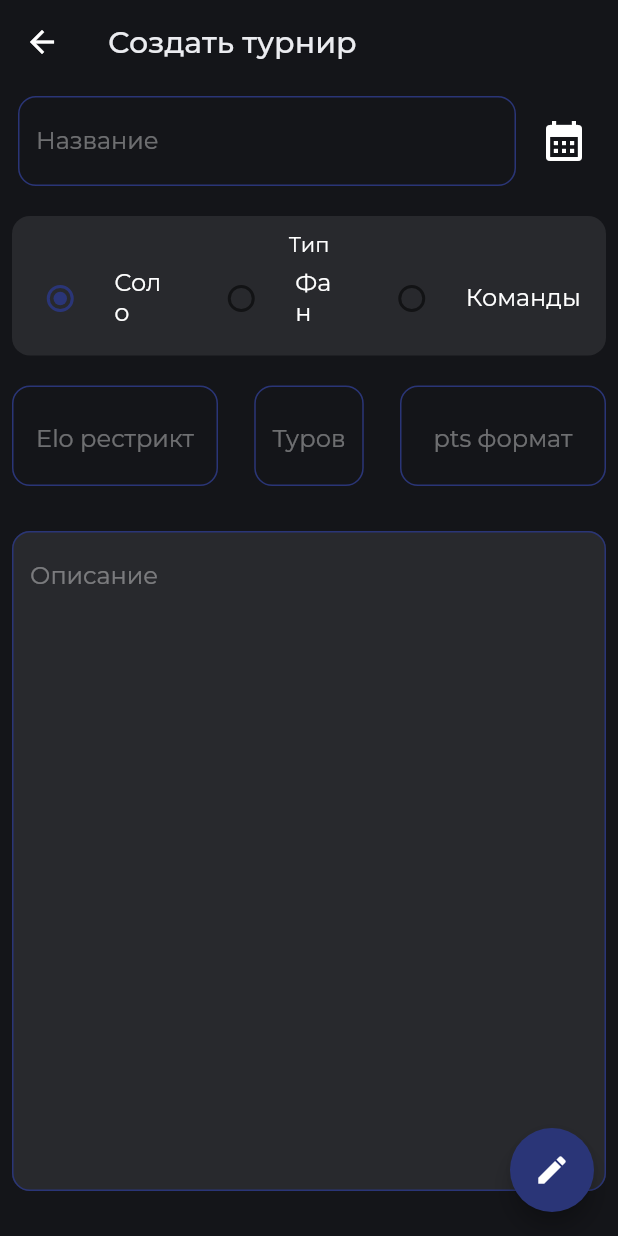
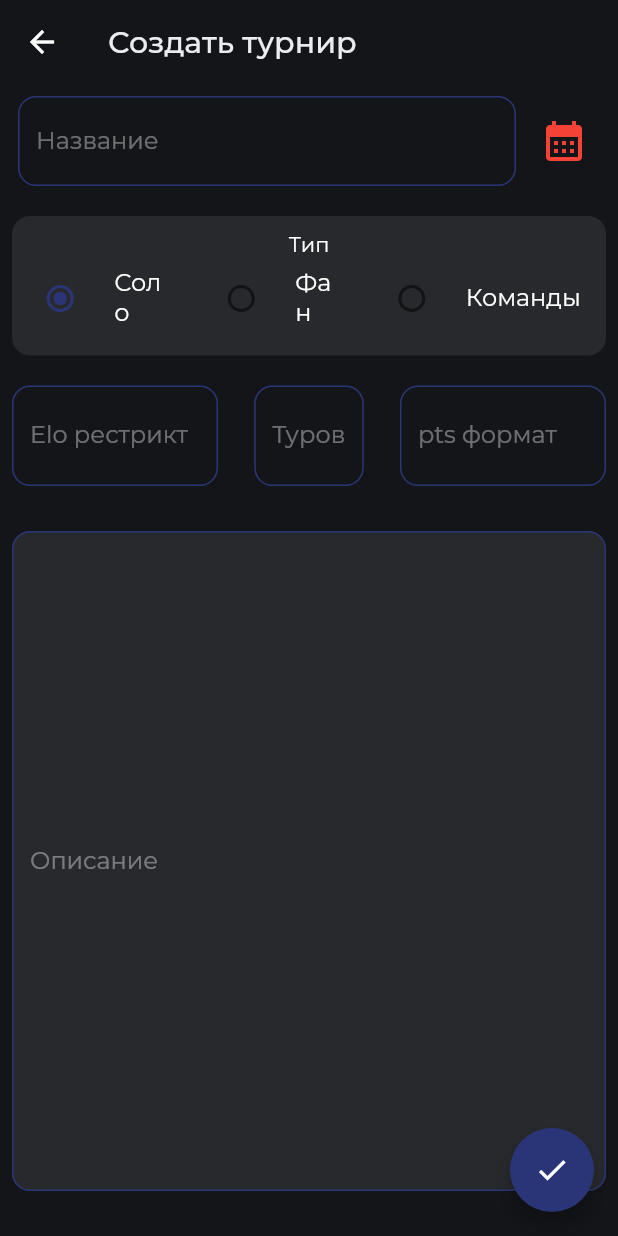
Before and after one commit to alreadybe/mta, a Flutter app: the screen it shows after launch, after a tap on "Create event", on a phone screen of 412 x 824 dp. Run offline on Flutter 3.47's test engine with Material 2 defaults, Android fonts, the phone set to English and light mode, and no system bars; our stand-ins replace cloud_firestore, firebase_core, flutter_bloc, flutter_easyloading, freezed_annotation, get_it and 4 more; missing offline and left inert: logger_flutter_v2; accounts and stored records are empty; generated files the repository leaves out were written again.

Commit message:
feat: get events logic

```diff
--- a/lib/app.dart
+++ b/lib/app.dart
@@ -1,5 +1,6 @@
 import 'package:flutter/material.dart';
 import 'package:flutter_bloc/flutter_bloc.dart';
+import 'package:flutter_easyloading/flutter_easyloading.dart';
 import 'package:mta_app/const/l10n/s.dart';
 import 'package:mta_app/core/global_navigator.dart';
 import 'package:mta_app/core/locator/locator.dart';
@@ -7,7 +8,8 @@ import 'package:mta_app/features/auth/view/login.dart';
 import 'package:mta_app/features/create_event/bloc/create_event_bloc.dart';
 import 'package:mta_app/features/create_event/view/create_event.dart';
 import 'package:mta_app/features/edit_event/view/edit_event.dart';
-import 'package:mta_app/features/main/main_page.dart';
+import 'package:mta_app/features/main/bloc/main_bloc.dart';
+import 'package:mta_app/features/main/view/main_page.dart';
 import 'package:mta_app/features/notfound/notfound_page.dart';
 import 'package:mta_app/features/splash/view/splash.dart';
 
@@ -32,8 +34,10 @@ class _AppState extends State<App> {
     return MultiBlocProvider(
         providers: [
           BlocProvider<CreateEventBloc>(create: (context) => locator.get()),
+          BlocProvider<MainBloc>(create: (context) => locator.get())
         ],
         child: MaterialApp(
+          builder: EasyLoading.init(),
           navigatorKey: _navigatorKey,
           debugShowCheckedModeBanner: false,
           initialRoute: MainPage.routeName,
@@ -44,7 +48,8 @@ class _AppState extends State<App> {
             CreateEvent.routeName: (context) => const CreateEvent(),
             EditEvent.routeName: (context) => const EditEvent()
           },
-          onUnknownRoute: (rs) => MaterialPageRoute(builder: (context) => const NotFoundPage()),
+          onUnknownRoute: (rs) =>
+              MaterialPageRoute(builder: (context) => const NotFoundPage()),
           localizationsDelegates: S.localizationsDelegates,
           supportedLocales: const [Locale('en')],
         ));
--- a/lib/core/theme/styles.dart
+++ b/lib/core/theme/styles.dart
@@ -4,7 +4,8 @@ import 'package:mta_app/core/theme/colors.dart';
 
 class AppStyles {
   static BoxDecoration backgroundBox = BoxDecoration(
-      color: AppColors.lightDark, borderRadius: const BorderRadius.all(Radius.circular(12)));
+      color: AppColors.lightDark,
+      borderRadius: const BorderRadius.all(Radius.circular(12)));
   static TextStyle textStyle = GoogleFonts.montserrat(color: AppColors.white);
   static InputDecoration inputFieldStyle = InputDecoration(
       focusedBorder: OutlineInputBorder(
@@ -13,5 +14,7 @@ class AppStyles {
       enabledBorder: OutlineInputBorder(
           borderSide: BorderSide(color: AppColors.accentViolet),
           borderRadius: const BorderRadius.all(Radius.circular(12))),
-      hintStyle: GoogleFonts.montserrat(color: Colors.white38, fontSize: 16));
+      labelStyle: GoogleFonts.montserrat(color: Colors.white38, fontSize: 16),
+      errorStyle:
+          GoogleFonts.montserrat(color: Colors.redAccent, fontSize: 12));
 }
--- a/lib/features/create_event/bloc/create_event_event.dart
+++ b/lib/features/create_event/bloc/create_event_event.dart
@@ -1,15 +1,11 @@
-import 'package:freezed_annotation/freezed_annotation.dart';
-import 'package:mta_app/models/event.dart';
-
-part 'create_event_event.freezed.dart';
+part of 'create_event_bloc.dart';
 
 @freezed
 class CreateEventEvent with _$CreateEventEvent {
-  const factory CreateEventEvent.createEvent({
+  factory CreateEventEvent.createEvent({
     required Event event,
   }) = _CreateEvent;
-
-  const factory CreateEventEvent.error({
+  factory CreateEventEvent.error({
     required String message,
   }) = _CreateEventError;
 }
--- a/lib/features/create_event/bloc/create_event_state.dart
+++ b/lib/features/create_event/bloc/create_event_state.dart
@@ -1,18 +1,9 @@
-import 'package:freezed_annotation/freezed_annotation.dart';
-
-part 'create_event_state.freezed.dart';
+part of 'create_event_bloc.dart';
 
 @freezed
 class CreateEventState with _$CreateEventState {
-  bool get isLoading => maybeMap(loading: (_) => true, orElse: () => false);
-
-  const CreateEventState._();
-
-  const factory CreateEventState.initial() = _CreateEventStateInitial;
-
-  const factory CreateEventState.created() = _CreateEventStateCreated;
-
-  const factory CreateEventState.loading() = _CreateEventStateLoading;
-
-  const factory CreateEventState.error(String? message) = _CreateEventStateError;
+  factory CreateEventState.initial() = _CreateEventStateInitial;
+  factory CreateEventState.created() = _CreateEventStateCreated;
+  factory CreateEventState.loading() = _CreateEventStateLoading;
+  factory CreateEventState.error(String? message) = _CreateEventStateError;
 }
--- a/lib/features/create_event/view/create_event.dart
+++ b/lib/features/create_event/view/create_event.dart
@@ -1,11 +1,10 @@
 import 'package:flutter/material.dart';
 import 'package:flutter_bloc/flutter_bloc.dart';
+import 'package:flutter_easyloading/flutter_easyloading.dart';
 import 'package:google_fonts/google_fonts.dart';
 import 'package:mta_app/core/theme/colors.dart';
 import 'package:mta_app/core/theme/styles.dart';
 import 'package:mta_app/features/create_event/bloc/create_event_bloc.dart';
-import 'package:mta_app/features/create_event/bloc/create_event_event.dart';
-import 'package:mta_app/features/create_event/bloc/create_event_state.dart';
 import 'package:mta_app/models/event.dart';
 import 'package:mta_app/models/event_type.dart';
 
@@ -26,10 +25,15 @@ class _CreateEventState extends State<CreateEvent> {
   late TextEditingController _descriptionController;
 
   late EventType _eventType;
-  late DateTime _eventDate;
+  DateTime? _eventDate;
+
+  late final CreateEventBloc _createEventBloc;
+
+  final _formKey = GlobalKey<FormState>();
 
   @override
   void initState() {
+    super.initState();
     _eventNameController = TextEditingController();
     _tourCountController = TextEditingController();
     _eloController = TextEditingController();
@@ -37,8 +41,8 @@ class _CreateEventState extends State<CreateEvent> {
     _descriptionController = TextEditingController();
 
     _eventType = EventType.SOLO;
-    _eventDate = DateTime.now();
-    super.initState();
+
+    _createEventBloc = context.read();
   }
 
   @override
@@ -55,21 +59,23 @@ class _CreateEventState extends State<CreateEvent> {
   Widget build(BuildContext context) {
     return BlocConsumer<CreateEventBloc, CreateEventState>(
         listener: (context, state) {
-      print('getted state');
       state.mapOrNull(
+          created: (value) {
+            Navigator.pop(context);
+            EasyLoading.showSuccess('Event created');
+          },
           error: (value) =>
-            showAboutDialog(context: context, children: [Text(value.message!)]),
-      );
+              EasyLoading.showError(value.message ?? 'Unknow error'));
     }, builder: (context, state) {
       return DecoratedBox(
         decoration: BoxDecoration(color: AppColors.dark),
-        child: state == const CreateEventState.loading()
+        child: state == CreateEventState.loading()
             ? const CircularProgressIndicator()
             : Scaffold(
                 floatingActionButton: FloatingActionButton(
                   onPressed: _saveEvent,
                   backgroundColor: AppColors.accentViolet,
-                  child: const Icon(Icons.create),
+                  child: const Icon(Icons.check),
                 ),
                 backgroundColor: Colors.transparent,
                 appBar: AppBar(
@@ -88,6 +94,8 @@ class _CreateEventState extends State<CreateEvent> {
                     child: SingleChildScrollView(
                   child: Padding(
                     padding: const EdgeInsets.all(8.0),
+                    child: Form(
+                      key: _formKey,
                       child: Column(
                         crossAxisAlignment: CrossAxisAlignment.start,
                         children: [
@@ -96,25 +104,43 @@ class _CreateEventState extends State<CreateEvent> {
                             children: [
                               SizedBox(
                                 width: MediaQuery.of(context).size.width - 80,
-                              child: TextField(
+                                child: TextFormField(
+                                    validator: (value) {
+                                      if (value == null || value.isEmpty) {
+                                        return 'Заполните поля';
+                                      }
+                                      return null;
+                                    },
                                     controller: _eventNameController,
                                     style: AppStyles.textStyle,
                                     decoration: AppStyles.inputFieldStyle
-                                      .copyWith(hintText: 'Название')),
+                                        .copyWith(labelText: 'Название')),
                               ),
                               IconButton(
                                 onPressed: () async {
-                                _eventDate = (await showDatePicker(
+                                  final newDate = await showDatePicker(
+                                      builder: (context, child) => Theme(
+                                            data: Theme.of(context).copyWith(
+                                                colorScheme: ColorScheme.light(
+                                                    primary: AppColors
+                                                        .accentViolet)),
+                                            child: child!,
+                                          ),
                                       context: context,
                                       initialDate: DateTime.now(),
                                       firstDate: DateTime.now()
                                           .subtract(const Duration(days: 30)),
                                       lastDate: DateTime.now()
-                                        .add(const Duration(days: 90))))!;
+                                          .add(const Duration(days: 90)));
+                                  setState(() {
+                                    _eventDate = newDate;
+                                  });
                                 },
                                 icon: const Icon(Icons.calendar_month),
                                 iconSize: 32,
-                              color: Colors.white,
+                                color: _eventDate == null
+                                    ? Colors.red
+                                    : Colors.green,
                               )
                             ],
                           ),
@@ -138,8 +164,8 @@ class _CreateEventState extends State<CreateEvent> {
                                       MainAxisAlignment.spaceAround,
                                   children: [
                                     SizedBox(
-                                    width:
-                                        MediaQuery.of(context).size.width / 3 -
+                                      width: MediaQuery.of(context).size.width /
+                                              3 -
                                           31,
                                       child: RadioListTile<EventType>(
                                         contentPadding:
@@ -161,8 +187,8 @@ class _CreateEventState extends State<CreateEvent> {
                                       ),
                                     ),
                                     SizedBox(
-                                    width:
-                                        MediaQuery.of(context).size.width / 3 -
+                                      width: MediaQuery.of(context).size.width /
+                                              3 -
                                           38,
                                       child: RadioListTile<EventType>(
                                         contentPadding:
@@ -184,8 +210,8 @@ class _CreateEventState extends State<CreateEvent> {
                                       ),
                                     ),
                                     SizedBox(
-                                    width:
-                                        MediaQuery.of(context).size.width / 3 +
+                                      width: MediaQuery.of(context).size.width /
+                                              3 +
                                           10,
                                       child: RadioListTile<EventType>(
                                         activeColor: AppColors.accentViolet,
@@ -219,7 +245,7 @@ class _CreateEventState extends State<CreateEvent> {
                             children: [
                               SizedBox(
                                 width: MediaQuery.of(context).size.width / 3,
-                              child: TextField(
+                                child: TextFormField(
                                     controller: _eloController,
                                     keyboardType: TextInputType.number,
                                     textAlign: TextAlign.center,
@@ -227,12 +253,19 @@ class _CreateEventState extends State<CreateEvent> {
                                         color: Colors.white, fontSize: 22),
                                     decoration:
                                         AppStyles.inputFieldStyle.copyWith(
-                                    hintText: 'Elo рестрикт',
+                                      labelText: 'Elo рестрикт',
                                     )),
                               ),
                               SizedBox(
-                              width: MediaQuery.of(context).size.width / 4 - 30,
-                              child: TextField(
+                                width:
+                                    MediaQuery.of(context).size.width / 4 - 30,
+                                child: TextFormField(
+                                    validator: (value) {
+                                      if (value == null || value.isEmpty) {
+                                        return '';
+                                      }
+                                      return null;
+                                    },
                                     controller: _tourCountController,
                                     keyboardType: TextInputType.number,
                                     textAlign: TextAlign.center,
@@ -240,12 +273,18 @@ class _CreateEventState extends State<CreateEvent> {
                                         color: Colors.white, fontSize: 22),
                                     decoration:
                                         AppStyles.inputFieldStyle.copyWith(
-                                    hintText: 'Туров',
+                                      labelText: 'Туров',
                                     )),
                               ),
                               SizedBox(
                                 width: MediaQuery.of(context).size.width / 3,
-                              child: TextField(
+                                child: TextFormField(
+                                    validator: (value) {
+                                      if (value == null || value.isEmpty) {
+                                        return '';
+                                      }
+                                      return null;
+                                    },
                                     controller: _ptsController,
                                     keyboardType: TextInputType.number,
                                     textAlign: TextAlign.center,
@@ -253,7 +292,7 @@ class _CreateEventState extends State<CreateEvent> {
                                         color: Colors.white, fontSize: 22),
                                     decoration:
                                         AppStyles.inputFieldStyle.copyWith(
-                                    hintText: 'pts формат',
+                                      labelText: 'pts формат',
                                     )),
                               ),
                             ],
@@ -263,16 +302,17 @@ class _CreateEventState extends State<CreateEvent> {
                           ),
                           DecoratedBox(
                             decoration: AppStyles.backgroundBox,
-                          child: TextField(
+                            child: TextFormField(
                                 controller: _descriptionController,
                                 maxLines: 20,
                                 style:
                                     GoogleFonts.montserrat(color: Colors.white),
                                 decoration: AppStyles.inputFieldStyle.copyWith(
-                                hintText: 'Описание',
+                                  labelText: 'Описание',
                                 )),
                           ),
                         ],
+                      ),
                     ),
                   ),
                 )),
@@ -282,24 +322,19 @@ class _CreateEventState extends State<CreateEvent> {
   }
 
   Future<void> _saveEvent() async {
-    if (_eventNameController.text.isEmpty ||
-        _tourCountController.text.isEmpty ||
-        _ptsController.text.isEmpty) {
-      CreateEventBloc()
-          .add(const CreateEventEvent.error(message: 'Заполните все данные'));
-      return;
-    }
+    if (_formKey.currentState!.validate() && _eventDate != null) {
       final event = Event(
         id: UniqueKey().toString(),
-      date: _eventDate,
-      name: _eventNameController.text,
+        date: _eventDate!,
+        name: _eventNameController.value.text,
         type: _eventType,
-      tours: int.parse(_tourCountController.text),
-      pts: int.parse(_ptsController.text),
-      elo: _eloController.text.isNotEmpty
-          ? int.parse(_eloController.text)
+        tours: int.parse(_tourCountController.value.text),
+        pts: int.parse(_ptsController.value.text),
+        elo: _eloController.value.text.isNotEmpty
+            ? int.parse(_eloController.value.text)
             : null,
       );
-    CreateEventBloc().add(CreateEventEvent.createEvent(event: event));
+      _createEventBloc.add(CreateEventEvent.createEvent(event: event));
     }
   }
+}
--- /dev/null
+++ b/lib/features/main/bloc/main_bloc.dart
@@ -0,0 +1,38 @@
+import 'package:cloud_firestore/cloud_firestore.dart';
+import 'package:flutter_bloc/flutter_bloc.dart';
+import 'package:freezed_annotation/freezed_annotation.dart';
+import 'package:injectable/injectable.dart';
+import 'package:mta_app/models/event.dart';
+
+part 'main_bloc.freezed.dart';
+part 'main_event.dart';
+part 'main_state.dart';
+
+@injectable
+class MainBloc extends Bloc<MainEvent, MainState> {
+  MainBloc() : super(MainState.initial()) {
+    on<MainEvent>((event, emit) async {
+      await event.when(getData: (filter) async {
+        await _getData(emit, filter);
+      }, error: (message) async {
+        await _onError(emit, message);
+      });
+    });
+  }
+
+  Future<void> _getData(
+      Emitter<MainState> emit, Map<String, dynamic> filter) async {
+    emit(MainState.loading());
+    final CollectionReference eventCollection =
+        FirebaseFirestore.instance.collection('events');
+    final snapshot = await eventCollection.get();
+    final data = snapshot.docs
+        .map((event) => Event.fromJson(event.data() as Map<String, dynamic>))
+        .toList();
+    emit(MainState.loaded(data));
+  }
+
+  Future<void> _onError(Emitter<MainState> emit, String message) async {
+    emit(MainState.error(message));
+  }
+}
--- /dev/null
+++ b/lib/features/main/bloc/main_event.dart
@@ -0,0 +1,10 @@
+part of 'main_bloc.dart';
+
+@freezed
+class MainEvent with _$MainEvent {
+  factory MainEvent.getData({required Map<String, dynamic> filter}) =
+      _MainEventGetData;
+  factory MainEvent.error({
+    required String message,
+  }) = _MainEventError;
+}
--- /dev/null
+++ b/lib/features/main/bloc/main_state.dart
@@ -0,0 +1,9 @@
+part of 'main_bloc.dart';
+
+@freezed
+class MainState with _$MainState {
+  factory MainState.initial() = _MainStateInitial;
+  factory MainState.loading() = _MainStateLoading;
+  factory MainState.loaded(List<Event> events) = _MainStateLoaded;
+  factory MainState.error(String? message) = _MainStateError;
+}
--- a/lib/features/main/main_page.dart
+++ /dev/null
@@ -1,35 +0,0 @@
-import 'package:flutter/material.dart';
-import 'package:mta_app/features/create_event/view/create_event.dart';
-import 'package:mta_app/features/edit_event/view/edit_event.dart';
-
-class MainPage extends StatelessWidget {
-  static const routeName = 'main';
-
-  const MainPage({super.key});
-
-  @override
-  Widget build(BuildContext context) {
-    return SafeArea(
-      child: Scaffold(
-        appBar: AppBar(
-          centerTitle: true,
-          title: const Text('Pairing app'),
-        ),
-        body: Center(
-          child: Column(
-            mainAxisAlignment: MainAxisAlignment.center,
-            children: [
-              ElevatedButton(
-                  child: const Text('Create event'),
-                  onPressed: () => Navigator.pushNamed(context, CreateEvent.routeName)),
-              const SizedBox(height: 30),
-              ElevatedButton(
-                  child: const Text('Edit event'),
-                  onPressed: () => Navigator.pushNamed(context, EditEvent.routeName)),
-            ],
-          ),
-        ),
-      ),
-    );
-  }
-}
--- /dev/null
+++ b/lib/features/main/view/main_page.dart
@@ -0,0 +1,75 @@
+import 'package:flutter/material.dart';
+import 'package:flutter_bloc/flutter_bloc.dart';
+import 'package:mta_app/features/create_event/view/create_event.dart';
+import 'package:mta_app/features/edit_event/view/edit_event.dart';
+import 'package:mta_app/features/main/bloc/main_bloc.dart';
+
+class MainPage extends StatefulWidget {
+  static const routeName = 'main';
+
+  const MainPage({super.key});
+
+  @override
+  State<MainPage> createState() => _MainPageState();
+}
+
+class _MainPageState extends State<MainPage> {
+  late final MainBloc _mainBloc;
+
+  @override
+  void initState() {
+    super.initState();
+    _mainBloc = context.read();
+  }
+
+  @override
+  Widget build(BuildContext context) {
+    return BlocConsumer<MainBloc, MainState>(
+      listener: (context, state) {
+        state.mapOrNull(
+            error: (value) => showAboutDialog(
+                context: context,
+                children: [Text(value.message ?? 'Unknow error')]));
+      },
+      builder: (context, state) {
+        state.mapOrNull(
+          initial: (value) => _mainBloc.add(MainEvent.getData(filter: {})),
+        );
+        return SafeArea(
+          child: Scaffold(
+            appBar: AppBar(
+              centerTitle: true,
+              title: const Text('Pairing app'),
+            ),
+            body: Center(
+              child: Column(
+                mainAxisAlignment: MainAxisAlignment.center,
+                children: [
+                  ElevatedButton(
+                      child: const Text('Create event'),
+                      onPressed: () =>
+                          Navigator.pushNamed(context, CreateEvent.routeName)),
+                  const SizedBox(height: 30),
+                  ElevatedButton(
+                      child: const Text('Edit event'),
+                      onPressed: () =>
+                          _mainBloc.add(MainEvent.getData(filter: {}))),
+                  SizedBox(
+                      height: 200,
+                      child: state.mapOrNull(
+                            loaded: (value) => ListView.builder(
+                              itemCount: value.events.length,
+                              itemBuilder: (context, index) =>
+                                  Text(value.events[index].name),
+                            ),
+                          ) ??
+                          const CircularProgressIndicator())
+                ],
+              ),
+            ),
+          ),
+        );
+      },
+    );
+  }
+}
--- a/lib/features/splash/view/splash.dart
+++ b/lib/features/splash/view/splash.dart
@@ -3,7 +3,7 @@ import 'package:flutter/material.dart';
 import 'package:mta_app/const/assets/assets.gen.dart';
 import 'package:mta_app/core/locator/modules/storage.dart';
 import 'package:mta_app/features/auth/view/login.dart';
-import 'package:mta_app/features/main/main_page.dart';
+import 'package:mta_app/features/main/view/main_page.dart';
 
 class SplashPage extends StatefulWidget {
   static const routeName = 'splash';
@@ -29,7 +29,8 @@ class _SplashPageState extends State<SplashPage> {
       }
     });
     WidgetsBinding.instance.addPostFrameCallback((_) {
-      Future<void>.delayed(_transitionDuration).then((value) => _nextScreen(isLoggedIn));
+      Future<void>.delayed(_transitionDuration)
+          .then((value) => _nextScreen(isLoggedIn));
     });
   }
 
--- a/pubspec.yaml
+++ b/pubspec.yaml
@@ -54,18 +54,20 @@ dependencies:
   flutter_localizations:
     sdk: flutter
   flutter_spinkit: ^5.1.0
+  flutter_easyloading:
   form_validator: ^1.0.3
   freezed_annotation: ^2.2.0
   get_it: ^7.2.0
   google_fonts: ^3.0.1
   injectable: ^1.5.3
+  json_annotation: ^4.7.0
   provider:
   intl: ^0.17.0
   logger: ^1.1.0
   logger_flutter_v2: ^1.0.3
   shared_preferences: ^2.0.15
+
 dev_dependencies:
-
   build_runner: ^2.2.0
   flutter_gen_runner:
   flutter_lints:
```
Also changed, not shown: lib/features/create_event/bloc/create_event_bloc.dart (+15 -13 lines), lib/core/locator/locator.config.dart, pubspec.lock. Lines whose indentation alone changed are shown as unchanged.
